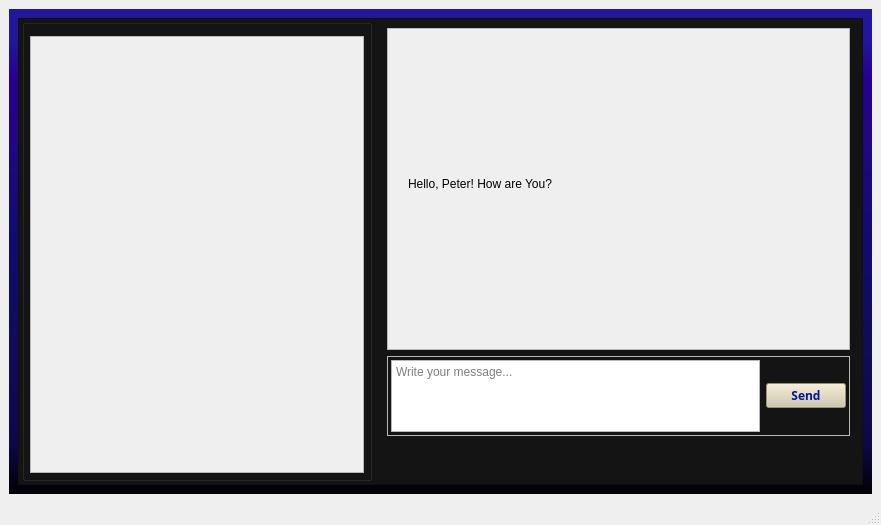
Qt form source/SimpleChat/mainwindow.ui (ElizavetaPa17/simple-chat) before a commit.
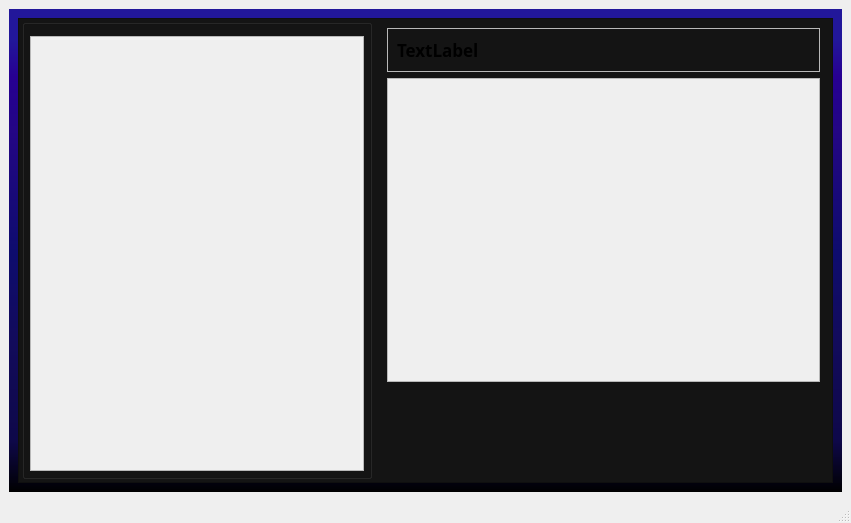
The same form after that commit. The open tabs and pages were chosen to show the change. Custom widgets are drawn as their Qt base class.

Patch:
```diff
--- a/source/SimpleChat/mainwindow.ui
+++ b/source/SimpleChat/mainwindow.ui
@@ -6,14 +6,14 @@
    <rect>
     <x>0</x>
     <y>0</y>
-    <width>881</width>
-    <height>525</height>
+    <width>851</width>
+    <height>523</height>
    </rect>
   </property>
   <property name="minimumSize">
    <size>
-    <width>600</width>
-    <height>300</height>
+    <width>750</width>
+    <height>400</height>
    </size>
   </property>
   <property name="windowTitle">
@@ -26,6 +26,12 @@
    <layout class="QGridLayout" name="gridLayout">
     <item row="0" column="0">
      <widget class="QStackedWidget" name="stackedMainWidget">
+      <property name="minimumSize">
+       <size>
+        <width>0</width>
+        <height>0</height>
+       </size>
+      </property>
       <property name="styleSheet">
        <string notr="true">QWidget#stackedMainWidget {
 	background-color: qlineargradient(spread:pad, x1:0, y1:1, x2:0, y2:0, stop:0 rgba(0, 0, 0, 255), stop:0.106383 rgba(14, 8, 73, 255), stop:0.319149 rgba(18, 11, 92, 255), stop:0.497872 rgba(14, 12, 110, 255), stop:0.75 rgba(36, 6, 133, 255), stop:0.79 rgba(35, 3, 138, 255), stop:0.86 rgba(39, 0, 146, 255), stop:0.935 rgba(34, 23, 154, 255));
@@ -125,7 +131,7 @@
                    <x>0</x>
                    <y>0</y>
                    <width>332</width>
-                   <height>387</height>
+                   <height>385</height>
                   </rect>
                  </property>
                  <layout class="QGridLayout" name="messagesLayout"/>
@@ -140,14 +146,42 @@
            </item>
            <item row="0" column="3">
             <widget class="QStackedWidget" name="chatStackedWidget">
+             <property name="minimumSize">
+              <size>
+               <width>0</width>
+               <height>0</height>
+              </size>
+             </property>
+             <property name="maximumSize">
+              <size>
+               <width>16777215</width>
+               <height>16777215</height>
+              </size>
+             </property>
              <widget class="QWidget" name="pageChat">
               <layout class="QGridLayout" name="gridLayout_7">
-               <item row="0" column="0">
+               <item row="2" column="0">
+                <widget class="SendMessageForm" name="sendMessageWidget" native="true">
+                 <property name="sizePolicy">
+                  <sizepolicy hsizetype="Preferred" vsizetype="Preferred">
+                   <horstretch>0</horstretch>
+                   <verstretch>3</verstretch>
+                  </sizepolicy>
+                 </property>
+                 <property name="minimumSize">
+                  <size>
+                   <width>0</width>
+                   <height>0</height>
+                  </size>
+                 </property>
+                </widget>
+               </item>
+               <item row="1" column="0">
                 <widget class="QScrollArea" name="scrollArea">
                  <property name="sizePolicy">
                   <sizepolicy hsizetype="Preferred" vsizetype="Preferred">
                    <horstretch>0</horstretch>
-                   <verstretch>4</verstretch>
+                   <verstretch>20</verstretch>
                   </sizepolicy>
                  </property>
                  <property name="widgetResizable">
@@ -161,8 +195,8 @@
                    <rect>
                     <x>0</x>
                     <y>0</y>
-                    <width>448</width>
-                    <height>301</height>
+                    <width>418</width>
+                    <height>291</height>
                    </rect>
                   </property>
                   <layout class="QGridLayout" name="gridLayout_9">
@@ -188,13 +222,6 @@
                        <property name="bottomMargin">
                         <number>10</number>
                        </property>
-                       <item>
-                        <widget class="QLabel" name="label_2">
-                         <property name="text">
-                          <string>Hello, Peter! How are You?</string>
-                         </property>
-                        </widget>
-                       </item>
                       </layout>
                      </item>
                     </layout>
@@ -203,7 +230,7 @@
                  </widget>
                 </widget>
                </item>
-               <item row="1" column="0">
+               <item row="0" column="0">
                 <widget class="QFrame" name="frame">
                  <property name="sizePolicy">
                   <sizepolicy hsizetype="Preferred" vsizetype="Preferred">
@@ -214,7 +241,7 @@
                  <property name="maximumSize">
                   <size>
                    <width>16777215</width>
-                   <height>16777215</height>
+                   <height>50</height>
                   </size>
                  </property>
                  <property name="frameShape">
@@ -224,48 +251,14 @@
                   <enum>QFrame::Raised</enum>
                  </property>
                  <layout class="QGridLayout" name="gridLayout_8">
-                  <property name="leftMargin">
-                   <number>3</number>
-                  </property>
-                  <property name="topMargin">
-                   <number>3</number>
-                  </property>
-                  <property name="rightMargin">
-                   <number>3</number>
-                  </property>
-                  <property name="bottomMargin">
-                   <number>3</number>
-                  </property>
-                  <item row="0" column="1">
-                   <widget class="QPushButton" name="sendButton">
-                    <property name="minimumSize">
-                     <size>
-                      <width>0</width>
-                      <height>0</height>
-                     </size>
-                    </property>
-                    <property name="font">
-                     <font>
-                      <family>ori1Uni</family>
-                      <bold>true</bold>
-                     </font>
-                    </property>
-                    <property name="cursor">
-                     <cursorShape>PointingHandCursor</cursorShape>
-                    </property>
-                    <property name="styleSheet">
-                     <string notr="true">QPushButton#sendButton {	 
-	color: rgb(0, 22, 150);
-	background-color: rgb(206, 198, 170);
-}</string>
-                    </property>
-                    <property name="text">
-                     <string>Send</string>
-                    </property>
-                   </widget>
-                  </item>
                   <item row="0" column="0">
-                   <widget class="QTextEdit" name="textEdit">
+                   <widget class="QLabel" name="chatUserUsername">
+                    <property name="sizePolicy">
+                     <sizepolicy hsizetype="Preferred" vsizetype="Preferred">
+                      <horstretch>0</horstretch>
+                      <verstretch>0</verstretch>
+                     </sizepolicy>
+                    </property>
                     <property name="maximumSize">
                      <size>
                       <width>16777215</width>
@@ -274,24 +267,13 @@
                     </property>
                     <property name="font">
                      <font>
-                      <family>Ubuntu</family>
-                      <bold>false</bold>
+                      <family>ori1Uni</family>
+                      <pointsize>13</pointsize>
+                      <bold>true</bold>
                      </font>
                     </property>
-                    <property name="cursor" stdset="0">
-                     <cursorShape>ArrowCursor</cursorShape>
-                    </property>
-                    <property name="styleSheet">
-                     <string notr="true"/>
-                    </property>
-                    <property name="verticalScrollBarPolicy">
-                     <enum>Qt::ScrollBarAlwaysOff</enum>
-                    </property>
-                    <property name="horizontalScrollBarPolicy">
-                     <enum>Qt::ScrollBarAlwaysOff</enum>
-                    </property>
-                    <property name="placeholderText">
-                     <string>Write your message...</string>
+                    <property name="text">
+                     <string>TextLabel</string>
                     </property>
                    </widget>
                   </item>
@@ -545,6 +527,12 @@
    <header location="global">searchform.h</header>
    <container>1</container>
   </customwidget>
+  <customwidget>
+   <class>SendMessageForm</class>
+   <extends>QWidget</extends>
+   <header location="global">sendmessageform.h</header>
+   <container>1</container>
+  </customwidget>
  </customwidgets>
  <resources/>
  <connections/>
```
Left out of the diff: 2 changed lines with no effect on the pictures.
